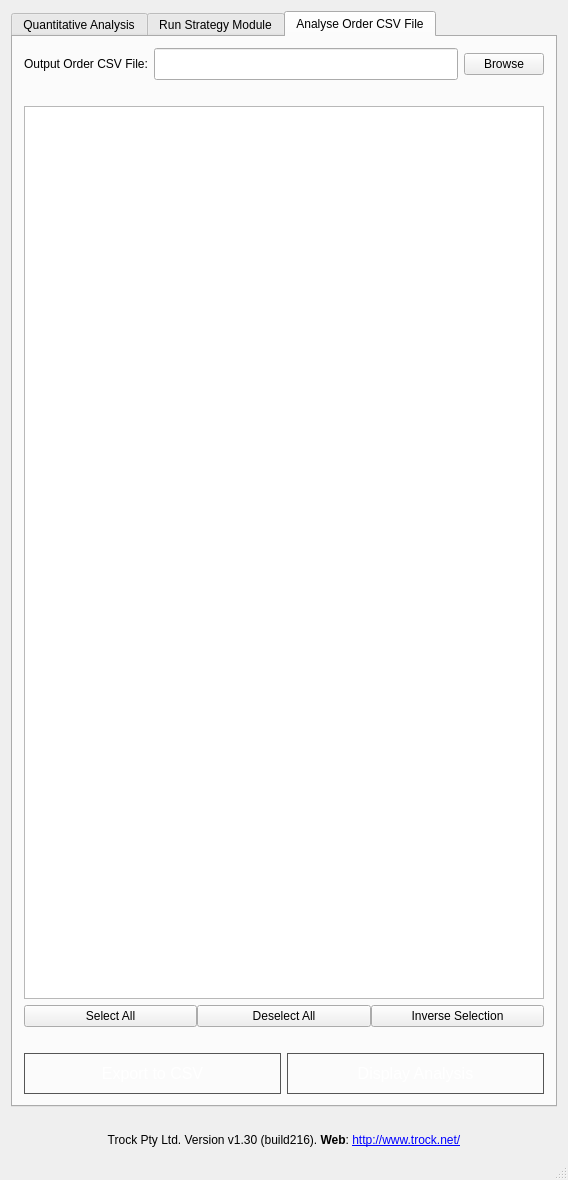
Before: the Qt Designer form GUI_Mohamamd_2/mainwindow.ui in mobeigi/Algorithmic-Trading, drawn with Qt 5.
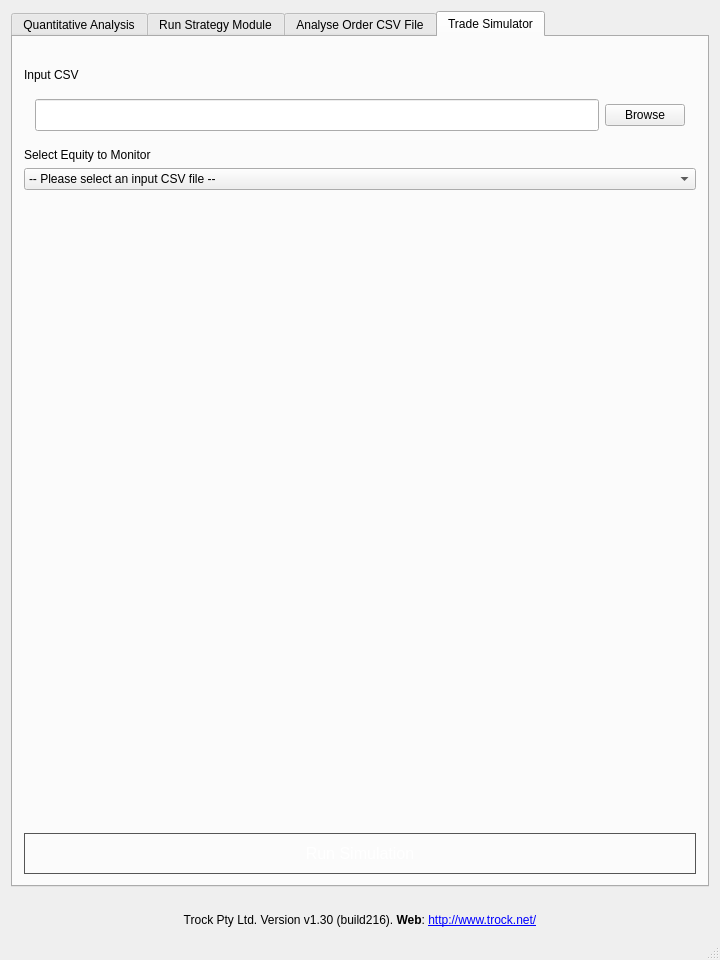
After: the same form once the commit is applied. Icons and pictures are not drawn.

Commit message: Merge of Trading Simulator with rest of GUI

Patch:
```diff
--- a/GUI_Mohamamd_2/mainwindow.ui
+++ b/GUI_Mohamamd_2/mainwindow.ui
@@ -6,8 +6,8 @@
    <rect>
     <x>0</x>
     <y>0</y>
-    <width>568</width>
-    <height>1180</height>
+    <width>720</width>
+    <height>960</height>
    </rect>
   </property>
   <property name="sizePolicy">
@@ -39,7 +39,7 @@
     <item>
      <widget class="QTabWidget" name="analysis_prep">
       <property name="currentIndex">
-       <number>2</number>
+       <number>3</number>
       </property>
       <widget class="QWidget" name="quantitative_tab">
        <property name="layoutDirection">
@@ -1042,7 +1042,7 @@
          </layout>
         </item>
         <item>
-         <layout class="QHBoxLayout" name="horizontalLayout_7">
+         <layout class="QHBoxLayout" name="horizontalLayout_6">
           <property name="bottomMargin">
            <number>0</number>
           </property>
@@ -1085,7 +1085,7 @@
 }</string>
             </property>
             <property name="text">
-             <string>Export to CSV</string>
+             <string>Save as CSV</string>
             </property>
             <property name="icon">
              <iconset resource="resources.qrc">
@@ -1168,6 +1168,202 @@
         </item>
        </layout>
       </widget>
+      <widget class="QWidget" name="trock_simulator_tab">
+       <attribute name="icon">
+        <iconset resource="resources.qrc">
+         <normaloff>:/images/resources/globe.gif</normaloff>:/images/resources/globe.gif</iconset>
+       </attribute>
+       <attribute name="title">
+        <string>Trade Simulator</string>
+       </attribute>
+       <layout class="QVBoxLayout" name="verticalLayout_7">
+        <item>
+         <layout class="QHBoxLayout" name="inputCSVLayout_2">
+          <item>
+           <layout class="QVBoxLayout" name="verticalLayout_13">
+            <property name="rightMargin">
+             <number>0</number>
+            </property>
+            <item>
+             <spacer name="horizontalSpacer_2">
+              <property name="orientation">
+               <enum>Qt::Horizontal</enum>
+              </property>
+              <property name="sizeHint" stdset="0">
+               <size>
+                <width>40</width>
+                <height>20</height>
+               </size>
+              </property>
+             </spacer>
+            </item>
+            <item>
+             <widget class="QLabel" name="input_csv_label_2">
+              <property name="maximumSize">
+               <size>
+                <width>16777215</width>
+                <height>16777215</height>
+               </size>
+              </property>
+              <property name="text">
+               <string>Input CSV</string>
+              </property>
+              <property name="margin">
+               <number>0</number>
+              </property>
+             </widget>
+            </item>
+            <item>
+             <widget class="QWidget" name="verticalWidget_3" native="true">
+              <property name="maximumSize">
+               <size>
+                <width>16777215</width>
+                <height>16777215</height>
+               </size>
+              </property>
+              <layout class="QHBoxLayout" name="horizontalLayout_7">
+               <item>
+                <widget class="QLineEdit" name="tradeSimulator_input_csv_location">
+                 <property name="minimumSize">
+                  <size>
+                   <width>0</width>
+                   <height>32</height>
+                  </size>
+                 </property>
+                </widget>
+               </item>
+               <item>
+                <widget class="QPushButton" name="tradeSimulator_browseCSV">
+                 <property name="toolTip">
+                  <string>&lt;html&gt;&lt;head/&gt;&lt;body&gt;&lt;p&gt;Select an input CSV file you wish to process using the strategy module.&lt;/p&gt;&lt;/body&gt;&lt;/html&gt;</string>
+                 </property>
+                 <property name="text">
+                  <string>Browse</string>
+                 </property>
+                 <property name="icon">
+                  <iconset resource="resources.qrc">
+                   <normaloff>:/images/resources/file_csv.png</normaloff>:/images/resources/file_csv.png</iconset>
+                 </property>
+                 <property name="iconSize">
+                  <size>
+                   <width>32</width>
+                   <height>32</height>
+                  </size>
+                 </property>
+                </widget>
+               </item>
+              </layout>
+             </widget>
+            </item>
+            <item>
+             <widget class="QLabel" name="input_csv_label_3">
+              <property name="maximumSize">
+               <size>
+                <width>16777215</width>
+                <height>20</height>
+               </size>
+              </property>
+              <property name="text">
+               <string>Select Equity to Monitor</string>
+              </property>
+             </widget>
+            </item>
+            <item>
+             <widget class="QComboBox" name="tradeSimulator_comboBox">
+              <property name="maxVisibleItems">
+               <number>12</number>
+              </property>
+              <item>
+               <property name="text">
+                <string>-- Please select an input CSV file --</string>
+               </property>
+              </item>
+             </widget>
+            </item>
+            <item>
+             <spacer name="verticalSpacer_2">
+              <property name="orientation">
+               <enum>Qt::Vertical</enum>
+              </property>
+              <property name="sizeHint" stdset="0">
+               <size>
+                <width>20</width>
+                <height>40</height>
+               </size>
+              </property>
+             </spacer>
+            </item>
+            <item>
+             <widget class="QPushButton" name="tradeSimulatorRunSimulationButton">
+              <property name="font">
+               <font>
+                <family>Arial</family>
+                <pointsize>-1</pointsize>
+                <underline>false</underline>
+                <strikeout>false</strikeout>
+               </font>
+              </property>
+              <property name="cursor">
+               <cursorShape>PointingHandCursor</cursorShape>
+              </property>
+              <property name="toolTip">
+               <string>&lt;html&gt;&lt;head/&gt;&lt;body&gt;&lt;p&gt;Display analysis results for selected equity types.&lt;/p&gt;&lt;/body&gt;&lt;/html&gt;</string>
+              </property>
+              <property name="styleSheet">
+               <string notr="true">#MainWindow QPushButton {
+background: qradialgradient(cx: 0.3, cy: -0.4,
+fx: 0.3, fy: -0.4,
+radius: 1.35, stop: 0 #fff, stop: 1 #3498db);
+border: 1px solid #555;
+font-family: Arial;
+color: #ffffff;
+font-size: 16px;
+padding: 10px 5px 10px 5px;
+text-decoration: none;
+}
+
+#MainWindow QPushButton:hover {
+background: qradialgradient(cx: 0.3, cy: -0.4,
+fx: 0.3, fy: -0.4,
+radius: 1.35, stop: 0 #fff, stop: 1 #3cb1ff);
+}
+
+#MainWindow QPushButton:pressed {
+background: qradialgradient(cx: 0.3, cy: -0.4,
+fx: 0.3, fy: -0.4,
+radius: 1.35, stop: 0 #fff, stop: 1 #3498db);
+}</string>
+              </property>
+              <property name="text">
+               <string>Run Simulation</string>
+              </property>
+              <property name="icon">
+               <iconset resource="resources.qrc">
+                <normaloff>:/images/resources/run.png</normaloff>:/images/resources/run.png</iconset>
+              </property>
+              <property name="iconSize">
+               <size>
+                <width>24</width>
+                <height>24</height>
+               </size>
+              </property>
+              <property name="autoDefault">
+               <bool>false</bool>
+              </property>
+              <property name="default">
+               <bool>false</bool>
+              </property>
+              <property name="flat">
+               <bool>false</bool>
+              </property>
+             </widget>
+            </item>
+           </layout>
+          </item>
+         </layout>
+        </item>
+       </layout>
+      </widget>
      </widget>
     </item>
     <item>
```
Left out of the diff: 27 changed lines with no effect on the pictures. Lines whose indentation alone changed are shown as unchanged. The commit also changes 13 other files.
